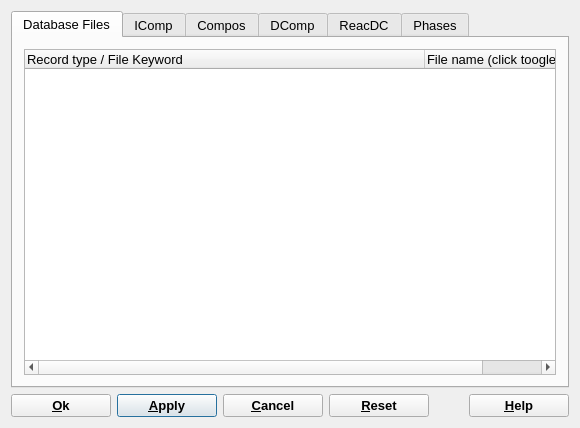
Above: gems3/vizor4/dlg4/SetFiltersDialog4.ui from gemshub/GEMSGUI before the change. Below: the same form after it.
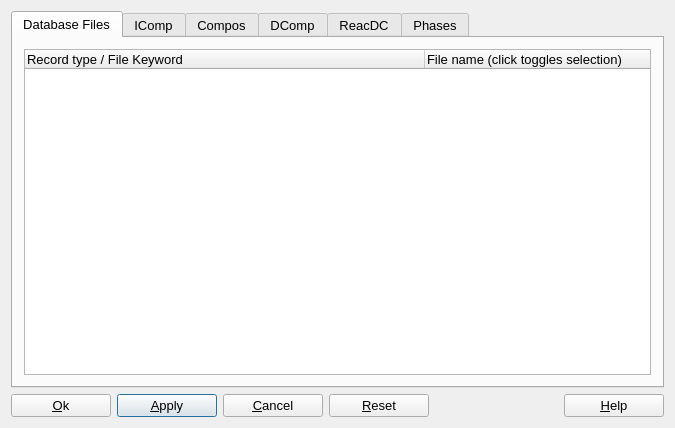
That is the form after the change. The open tabs and pages were chosen to show the change.

Commit message: Merged from upgrade adjusted fonts and comments on all dialogs (for consistency between win32, macosx and linux) DK,SD

```diff
--- a/gems3/vizor4/dlg4/SetFiltersDialog4.ui
+++ b/gems3/vizor4/dlg4/SetFiltersDialog4.ui
@@ -6,7 +6,7 @@
    <rect>
     <x>0</x>
     <y>0</y>
-    <width>580</width>
+    <width>675</width>
     <height>428</height>
    </rect>
   </property>
@@ -62,7 +62,7 @@
          </column>
          <column>
           <property name="text">
-           <string>File name (click toogles selection)</string>
+           <string>File name (click toggles selection)</string>
           </property>
          </column>
         </widget>
@@ -1270,13 +1270,6 @@
          <height>0</height>
         </size>
        </property>
-       <property name="font">
-        <font>
-         <family>Arial</family>
-         <weight>75</weight>
-         <bold>true</bold>
-        </font>
-       </property>
        <property name="text">
         <string>&amp;Ok</string>
        </property>
@@ -1293,13 +1286,6 @@
          <height>0</height>
         </size>
        </property>
-       <property name="font">
-        <font>
-         <family>Arial</family>
-         <weight>75</weight>
-         <bold>true</bold>
-        </font>
-       </property>
        <property name="text">
         <string>&amp;Apply</string>
        </property>
@@ -1319,13 +1305,6 @@
          <height>0</height>
         </size>
        </property>
-       <property name="font">
-        <font>
-         <family>Arial</family>
-         <weight>75</weight>
-         <bold>true</bold>
-        </font>
-       </property>
        <property name="text">
         <string>&amp;Cancel</string>
        </property>
@@ -1342,13 +1321,6 @@
          <height>0</height>
         </size>
        </property>
-       <property name="font">
-        <font>
-         <family>Arial</family>
-         <weight>75</weight>
-         <bold>true</bold>
-        </font>
-       </property>
        <property name="text">
         <string>&amp;Reset</string>
        </property>
@@ -1381,13 +1353,6 @@
          <height>0</height>
         </size>
        </property>
-       <property name="font">
-        <font>
-         <family>Arial</family>
-         <weight>75</weight>
-         <bold>true</bold>
-        </font>
-       </property>
        <property name="text">
         <string>&amp;Help</string>
        </property>
```
Left out of the diff: 11 changed lines with no effect on the pictures. The commit also changes 39 other files.
